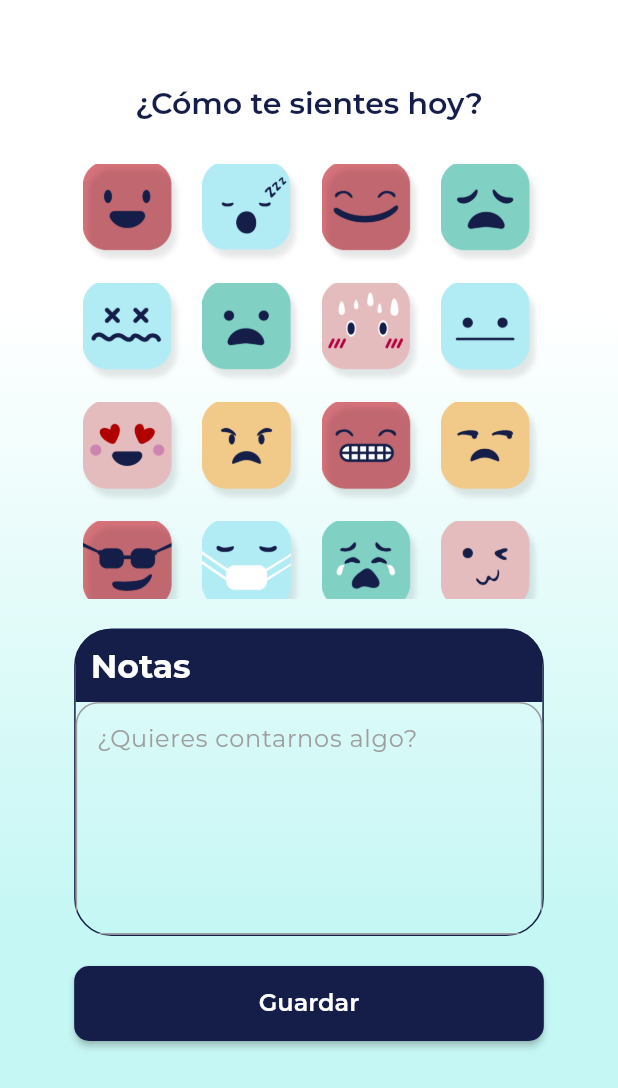
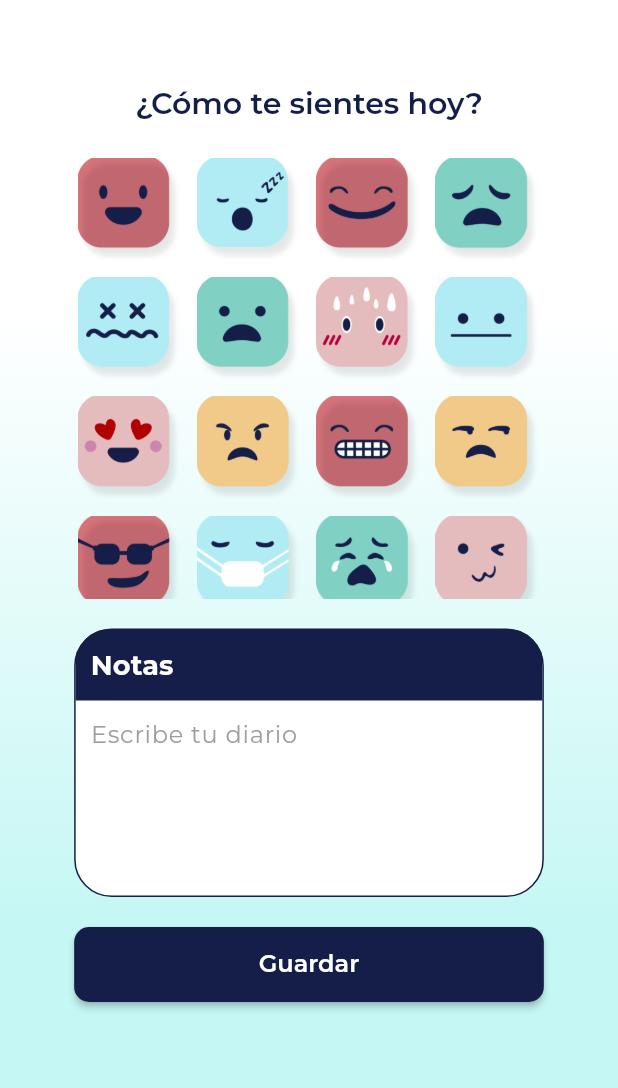
Before and after one commit to HadalyVillasclaras/somnia-ghanta, a Flutter app: the FeedbackScreen screen opened by its route, on a phone screen of 412 x 824 dp. Shown: the top 1088 px of the screen. Run offline on Flutter 3.47's test engine with Material 3 defaults, Android fonts, the phone set to English and light mode, and no system bars; our stand-ins replace animate_do, appinio_swiper, dio, easy_date_timeline, flutter_dotenv, flutter_riverpod and 8 more; missing offline and left inert: fancy_audio_recorder, super_tooltip; accounts and stored records are empty; network calls fail.

Commit message:
style: feedback screen & modal

```diff
--- a/lib/presentation/screens/subphase/feedback_screen.dart
+++ b/lib/presentation/screens/subphase/feedback_screen.dart
@@ -1,6 +1,5 @@
 import 'package:flutter/material.dart';
 import 'package:flutter_riverpod/flutter_riverpod.dart';
-import 'package:ghanta/config/constants/colors_theme.dart';
 import 'package:ghanta/presentation/providers/feedback_provider.dart';
 
 class FeedbackScreen extends ConsumerWidget {
@@ -8,23 +7,33 @@ class FeedbackScreen extends ConsumerWidget {
 
 @override
   Widget build(BuildContext context, WidgetRef ref) {
+    final theme = Theme.of(context);
+
     ref.listen<FeedbackFormState>(feedbackProvider, (prev, next) {
       if (next.isSubmitted) {
         showDialog(
           context: context,
           builder: (BuildContext context) {
             return AlertDialog(
-              title: const Text("Feedback"),
-              content: Text(next.submissionMessage!),
+              title: const Text("Feedback", textAlign: TextAlign.center),
+              surfaceTintColor: Colors.white,
+
+              content: Text(next.submissionMessage!, textAlign: TextAlign.center),
               actions: <Widget>[
-                FilledButton(
-                  child: const Text("De acuerdo"),
+                Row(
+                  children: [
+                    Expanded(
+                      child: ElevatedButton(
+                        child: const Text("Aceptar"),
                         onPressed: () {
                           ref.read(feedbackProvider.notifier).resetSubmission();
                           Navigator.of(context).pop();
                           Navigator.of(context).pop();
 
                         },
+                      ),
+                    ),
+                  ],
                 ),
               ],
             );
@@ -51,7 +60,7 @@ class FeedbackScreen extends ConsumerWidget {
           child: SafeArea(
             child: Column(
               children: [
-                Text('¿Cómo te sientes hoy?', style: Theme.of(context).textTheme.headlineSmall!),
+                Text('¿Cómo te sientes hoy?', style: theme.textTheme.headlineSmall!),
                 const SizedBox(height: 20),
                 const FeedbackOptions(),
                 const SizedBox(height: 20),
@@ -81,36 +90,38 @@ class FeedbackComment extends ConsumerStatefulWidget {
 }
 
 class _FeedbackCommentState extends ConsumerState<FeedbackComment> {
-
   @override
   Widget build(BuildContext context) {
+    final theme = Theme.of(context);
+
     return Container(
       clipBehavior: Clip.antiAlias,
       decoration: BoxDecoration(
         borderRadius: BorderRadius.circular(25),
-        border: Border.all(color: ColorsTheme.primaryColorBlue),
+        border: Border.all(color: theme.colorScheme.primary),
+        color: Colors.white
       ),
       child: Column(
         children: [
-          //POnemos un text area
           Container(
             padding: const EdgeInsets.all(10),
             width: double.infinity,
-              color: ColorsTheme.primaryColorBlue,
+            color: theme.colorScheme.primary,
             child: Text(
               'Notas',
-                style: Theme.of(context)
-                    .textTheme
-                    .titleLarge!
+              style: theme.textTheme.titleMedium!
                   .copyWith(fontWeight: FontWeight.bold, color: Colors.white),
             )),
           TextFormField(
+            style: const TextStyle(fontSize: 15),
             maxLines: 5,
              onChanged: (value) =>
                 ref.read(feedbackProvider.notifier).onFeedbackChanged(value),
-            decoration: InputDecoration(
-              hintText: '¿Quieres contarnos algo?',
+            decoration: const InputDecoration(
+              hintText: 'Escribe tu diario',
               border: InputBorder.none,
+              focusedBorder: InputBorder.none,
+              enabledBorder: InputBorder.none,
               contentPadding: EdgeInsets.all(10),
             ),
           ),
@@ -144,16 +155,7 @@ class _FeedbackOptionsState extends ConsumerState<FeedbackOptions> {
           mainAxisSpacing: 5,
         ),
         itemCount: 16,
-        itemBuilder: (context, index) => Container(
-          padding: const EdgeInsets.fromLTRB(5, 5, 0, 0),
-          decoration: BoxDecoration(
-            borderRadius: BorderRadius.circular(10),
-            border: Border.all(
-                color: _selected == index
-                    ? ColorsTheme.primaryColorBlue
-                    : Colors.transparent),
-          ),
-          child: InkWell(
+        itemBuilder: (context, index) => InkWell(
           onTap: () {
             ref.read(feedbackProvider.notifier).onEmotionChanged(index);
             setState(() {
@@ -162,6 +164,10 @@ class _FeedbackOptionsState extends ConsumerState<FeedbackOptions> {
           },
           child: Align(
             alignment: Alignment.center,
+            child: Opacity(
+              opacity: _selected == index
+                  ? 0.4
+                  : 1.0,
               child: Image.asset(
                 'assets/icons/emotions/emoji-${index + 1}.png',
                 fit: BoxFit.cover,
--- a/lib/presentation/views/calendar/event.dart
+++ b/lib/presentation/views/calendar/event.dart
@@ -1,5 +1,3 @@
-import 'package:flutter/material.dart';
-
 class Event {
   final String title;
 
```
Lines whose indentation alone changed are shown as unchanged.
